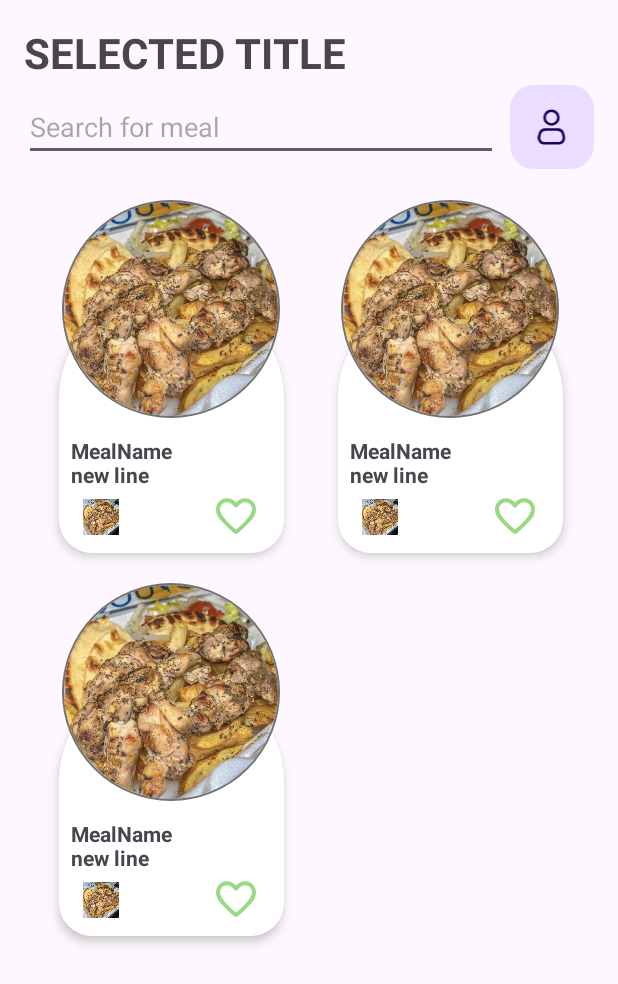
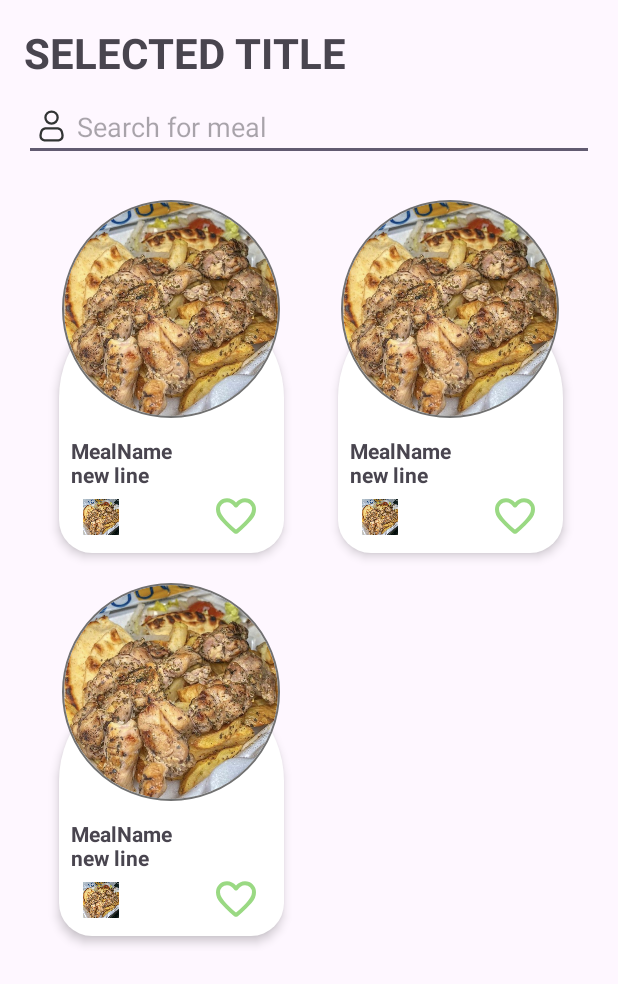
Before and after one commit to JoeTP/Cheffy, an Android app: the layout fragment_search.xml on its own in the app's theme, with its tools: preview values and no code run, on a phone screen of 412 x 824 dp. Shown: the top 984 px of the screen. Run offline under Robolectric (Android 15) with nearby library versions, the phone set to English and light mode, and no system bars; network calls fail; Roboto replaces fonts that are not available here.

Commit message:
search fragment is 70% functional

```diff
--- a/app/build.gradle
+++ b/app/build.gradle
@@ -67,7 +67,8 @@ dependencies {
     //*FirebaseAuth
     implementation("com.google.firebase:firebase-auth")
     //*Auth with Google
-    implementation("com.google.android.gms:play-services-auth:21.3.0")
+//    implementation("com.google.android.gms:play-services-auth:21.3.0")
+
     //*Firestore
     implementation("com.google.firebase:firebase-firestore")
 
--- a/app/src/main/res/layout/fragment_search.xml
+++ b/app/src/main/res/layout/fragment_search.xml
@@ -20,24 +20,15 @@
         android:id="@+id/etSearch"
         android:layout_width="0dp"
         android:layout_height="wrap_content"
+        android:drawableStart="@drawable/profile"
+        android:paddingStart="10dp"
+        android:drawablePadding="8dp"
         android:layout_marginTop="8dp"
-        android:layout_marginEnd="8dp"
         android:hint="Search for meal"
-        app:layout_constraintEnd_toStartOf="@+id/fab"
+        app:layout_constraintEnd_toStartOf="@+id/guidelineRight"
         app:layout_constraintStart_toStartOf="@+id/guidelineLeft"
         app:layout_constraintTop_toBottomOf="@+id/tvTitle" />
 
-
-    <com.google.android.material.floatingactionbutton.FloatingActionButton
-        android:id="@+id/fab"
-        android:layout_width="wrap_content"
-        android:layout_height="wrap_content"
-        android:clickable="true"
-        android:src="@drawable/profile"
-        app:elevation="0dp"
-        app:layout_constraintBottom_toBottomOf="@+id/etSearch"
-        app:layout_constraintEnd_toStartOf="@+id/guidelineRight"
-        app:layout_constraintTop_toTopOf="@+id/etSearch" />
 
     <androidx.recyclerview.widget.RecyclerView
         android:id="@+id/recyclerView"
--- a/app/src/main/res/layout/meal_card.xml
+++ b/app/src/main/res/layout/meal_card.xml
@@ -1,10 +1,5 @@
-<?xml version="1.0" encoding="utf-8"?><!--<androidx.cardview.widget.CardView xmlns:android="http://schemas.android.com/apk/res/android"-->
-<!--    xmlns:app="http://schemas.android.com/apk/res-auto"-->
-<!--    xmlns:tools="http://schemas.android.com/tools"-->
-<!--    android:layout_width="wrap_content"-->
-<!--    android:layout_height="wrap_content"-->
-<!--    app:cardUseCompatPadding="true"-->
-<!--    >-->
+<?xml version="1.0" encoding="utf-8"?>
+
 
 <androidx.constraintlayout.widget.ConstraintLayout xmlns:android="http://schemas.android.com/apk/res/android"
     xmlns:app="http://schemas.android.com/apk/res-auto"
@@ -50,6 +45,7 @@
             android:layout_marginStart="8dp"
             android:layout_marginTop="95dp"
             android:layout_marginEnd="8dp"
+            android:ellipsize="end"
             android:maxLines="2"
             android:textStyle="bold"
             app:layout_constraintEnd_toEndOf="parent"
```
Also changed, not shown: app/src/main/java/com/example/cheffy/features/home/view/HomeFragment.java (+8 -8 lines), app/src/main/java/com/example/cheffy/features/home/view/SearchFragment.java (+19 -6 lines), app/src/main/java/com/example/cheffy/features/home/view/SearchRecyclerAdapter.java (+4 -13 lines).
